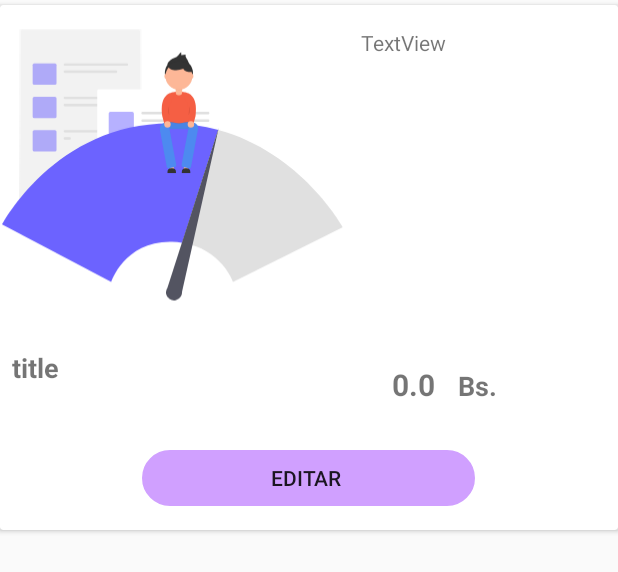
After one commit to seminario-de-sistemas-2020/restaurant-android, an Android app: the layout item_list_menu.xml on its own in the app's theme, with its tools: preview values and no code run, on a phone screen of 412 x 824 dp. The commit adds this screen. Shown: the top 572 px of the screen. Run offline under Robolectric (Android 15) with nearby library versions, the phone set to English and light mode, and no system bars.

Commit message:
refacotrin code, menu and restaurant

```diff
--- a/app/src/main/java/com/example/restaurantseminario/utils/DataServer.java
+++ b/app/src/main/java/com/example/restaurantseminario/utils/DataServer.java
@@ -7,8 +7,8 @@ public class DataServer {
     public static  String HOST_NEW_USER = HOST + "user/new";
     public static String HOST_IMAGE_AVATAR = HOST + "user/upload/avatar/file=avatar/iduser=";
     public static String HOST_LIST_ALL_RESTAURANTS = HOST + "restaurant/list/all";
+    public static String HOST_SHOW_IDRESTAURANT_OWNER = HOST +  "restaurant/list/for/idowner=";
     public static String HOST_NEW_MENU_IDRESTAURANTE = HOST + "menu/create/idrestaurant=";
     public static String HOST_LIST_MENU_IDRESTAURANTE = HOST + "menu/show/list/all/idrestaurant=";
 
-
 }
--- a/app/src/main/java/com/example/restaurantseminario/utils/DataUser.java
+++ b/app/src/main/java/com/example/restaurantseminario/utils/DataUser.java
@@ -9,6 +9,7 @@ public class DataUser {
     public static String imageAvatar ="";
     public static String token ="";
     public static  String password = "";
+    public  static String idOwnerRestarant = "";
 
 
     // datos de prueba
--- /dev/null
+++ b/app/src/main/res/drawable/ic_undraw_fast_loading_0lbh.xml
@@ -0,0 +1,197 @@
+<vector xmlns:android="http://schemas.android.com/apk/res/android"
+    xmlns:aapt="http://schemas.android.com/aapt"
+    android:width="942dp"
+    android:height="745.6dp"
+    android:viewportWidth="942"
+    android:viewportHeight="745.6">
+  <path
+      android:pathData="M56.82,0L382.15,0A4.5,4.5 0,0 1,386.65 4.5L386.65,500.88A4.5,4.5 0,0 1,382.15 505.38L56.82,505.38A4.5,4.5 0,0 1,52.32 500.88L52.32,4.5A4.5,4.5 0,0 1,56.82 0z"
+      android:strokeAlpha="0.5"
+      android:fillAlpha="0.5">
+    <aapt:attr name="android:fillColor">
+      <gradient
+          android:startY="505.38"
+          android:startX="219.48"
+          android:endY="0"
+          android:endX="219.48"
+          android:type="linear">
+        <item android:offset="0" android:color="#3F808080"/>
+        <item android:offset="0.54" android:color="#1E808080"/>
+        <item android:offset="1" android:color="#19808080"/>
+      </gradient>
+    </aapt:attr>
+  </path>
+  <path
+      android:pathData="M61.1,3.71L377.86,3.71A4.5,4.5 0,0 1,382.36 8.21L382.36,494.37A4.5,4.5 0,0 1,377.86 498.87L61.1,498.87A4.5,4.5 0,0 1,56.6 494.37L56.6,8.21A4.5,4.5 0,0 1,61.1 3.71z"
+      android:fillColor="#f2f2f2"/>
+  <path
+      android:pathData="M93.68,94.93L149.83,94.93A4.5,4.5 0,0 1,154.33 99.43L154.33,149.07A4.5,4.5 0,0 1,149.83 153.57L93.68,153.57A4.5,4.5 0,0 1,89.18 149.07L89.18,99.43A4.5,4.5 0,0 1,93.68 94.93z"
+      android:strokeAlpha="0.5"
+      android:fillColor="#6c63ff"
+      android:fillAlpha="0.5"/>
+  <path
+      android:pathData="M176.7,94.93L346.97,94.93A2.82,2.82 0,0 1,349.79 97.75L349.79,98.63A2.82,2.82 0,0 1,346.97 101.45L176.7,101.45A2.82,2.82 0,0 1,173.88 98.63L173.88,97.75A2.82,2.82 0,0 1,176.7 94.93z"
+      android:fillColor="#e0e0e0"/>
+  <path
+      android:pathData="M176.7,114.47L317.29,114.47A2.82,2.82 0,0 1,320.11 117.29L320.11,118.17A2.82,2.82 0,0 1,317.29 120.99L176.7,120.99A2.82,2.82 0,0 1,173.88 118.17L173.88,117.29A2.82,2.82 0,0 1,176.7 114.47z"
+      android:fillColor="#e0e0e0"/>
+  <path
+      android:pathData="M93.68,186.14L149.83,186.14A4.5,4.5 0,0 1,154.33 190.64L154.33,240.28A4.5,4.5 0,0 1,149.83 244.78L93.68,244.78A4.5,4.5 0,0 1,89.18 240.28L89.18,190.64A4.5,4.5 0,0 1,93.68 186.14z"
+      android:strokeAlpha="0.5"
+      android:fillColor="#6c63ff"
+      android:fillAlpha="0.5"/>
+  <path
+      android:pathData="M176.7,186.14L346.97,186.14A2.82,2.82 0,0 1,349.79 188.96L349.79,189.84A2.82,2.82 0,0 1,346.97 192.66L176.7,192.66A2.82,2.82 0,0 1,173.88 189.84L173.88,188.96A2.82,2.82 0,0 1,176.7 186.14z"
+      android:fillColor="#e0e0e0"/>
+  <path
+      android:pathData="M176.7,205.68L346.97,205.68A2.82,2.82 0,0 1,349.79 208.5L349.79,209.38A2.82,2.82 0,0 1,346.97 212.2L176.7,212.2A2.82,2.82 0,0 1,173.88 209.38L173.88,208.5A2.82,2.82 0,0 1,176.7 205.68z"
+      android:fillColor="#e0e0e0"/>
+  <path
+      android:pathData="M93.68,277.35L149.83,277.35A4.5,4.5 0,0 1,154.33 281.85L154.33,331.49A4.5,4.5 0,0 1,149.83 335.99L93.68,335.99A4.5,4.5 0,0 1,89.18 331.49L89.18,281.85A4.5,4.5 0,0 1,93.68 277.35z"
+      android:strokeAlpha="0.5"
+      android:fillColor="#6c63ff"
+      android:fillAlpha="0.5"/>
+  <path
+      android:pathData="M176.7,277.35L346.97,277.35A2.82,2.82 0,0 1,349.79 280.17L349.79,281.05A2.82,2.82 0,0 1,346.97 283.87L176.7,283.87A2.82,2.82 0,0 1,173.88 281.05L173.88,280.17A2.82,2.82 0,0 1,176.7 277.35z"
+      android:fillColor="#e0e0e0"/>
+  <path
+      android:pathData="M176.7,296.9L190.61,296.9A2.82,2.82 0,0 1,193.43 299.72L193.43,300.6A2.82,2.82 0,0 1,190.61 303.42L176.7,303.42A2.82,2.82 0,0 1,173.88 300.6L173.88,299.72A2.82,2.82 0,0 1,176.7 296.9z"
+      android:fillColor="#e0e0e0"/>
+  <path
+      android:pathData="M264.86,162.72L585.18,162.72A4.5,4.5 0,0 1,589.68 167.22L589.68,455.28A4.5,4.5 0,0 1,585.18 459.78L264.86,459.78A4.5,4.5 0,0 1,260.36 455.28L260.36,167.22A4.5,4.5 0,0 1,264.86 162.72z"
+      android:strokeAlpha="0.5"
+      android:fillAlpha="0.5">
+  </path>
+  <path
+      android:pathData="M269.95,165.7L580.65,165.7A4.5,4.5 0,0 1,585.15 170.2L585.15,448.93A4.5,4.5 0,0 1,580.65 453.43L269.95,453.43A4.5,4.5 0,0 1,265.45 448.93L265.45,170.2A4.5,4.5 0,0 1,269.95 165.7z"
+      android:fillColor="#fff"/>
+  <path
+      android:pathData="M301.34,227.52L361.03,227.52A4.5,4.5 0,0 1,365.53 232.02L365.53,284.84A4.5,4.5 0,0 1,361.03 289.34L301.34,289.34A4.5,4.5 0,0 1,296.84 284.84L296.84,232.02A4.5,4.5 0,0 1,301.34 227.52z"
+      android:strokeAlpha="0.5"
+      android:fillColor="#6c63ff"
+      android:fillAlpha="0.5"/>
+  <path
+      android:pathData="M389.12,227.52L568.62,227.52A2.98,2.98 0,0 1,571.6 230.5L571.6,231.41A2.98,2.98 0,0 1,568.62 234.39L389.12,234.39A2.98,2.98 0,0 1,386.14 231.41L386.14,230.5A2.98,2.98 0,0 1,389.12 227.52z"
+      android:fillColor="#e0e0e0"/>
+  <path
+      android:pathData="M389.12,248.13L568.62,248.13A2.98,2.98 0,0 1,571.6 251.11L571.6,252.02A2.98,2.98 0,0 1,568.62 255L389.12,255A2.98,2.98 0,0 1,386.14 252.02L386.14,251.11A2.98,2.98 0,0 1,389.12 248.13z"
+      android:fillColor="#e0e0e0"/>
+  <path
+      android:pathData="M292.95,322.92L568.62,322.92A2.98,2.98 0,0 1,571.6 325.9L571.6,326.81A2.98,2.98 0,0 1,568.62 329.79L292.95,329.79A2.98,2.98 0,0 1,289.97 326.81L289.97,325.9A2.98,2.98 0,0 1,292.95 322.92z"
+      android:fillColor="#e0e0e0"/>
+  <path
+      android:pathData="M292.95,343.53L568.62,343.53A2.98,2.98 0,0 1,571.6 346.51L571.6,347.42A2.98,2.98 0,0 1,568.62 350.4L292.95,350.4A2.98,2.98 0,0 1,289.97 347.42L289.97,346.51A2.98,2.98 0,0 1,292.95 343.53z"
+      android:fillColor="#e0e0e0"/>
+  <path
+      android:pathData="M292.95,371L568.62,371A2.98,2.98 0,0 1,571.6 373.98L571.6,374.89A2.98,2.98 0,0 1,568.62 377.87L292.95,377.87A2.98,2.98 0,0 1,289.97 374.89L289.97,373.98A2.98,2.98 0,0 1,292.95 371z"
+      android:fillColor="#e0e0e0"/>
+  <path
+      android:pathData="M292.95,391.61L499.93,391.61A2.98,2.98 0,0 1,502.91 394.59L502.91,395.5A2.98,2.98 0,0 1,499.93 398.48L292.95,398.48A2.98,2.98 0,0 1,289.97 395.5L289.97,394.59A2.98,2.98 0,0 1,292.95 391.61z"
+      android:fillColor="#e0e0e0"/>
+  <path
+      android:pathData="M597.64,273.88h0l1.17,-5.22 -1.64,5.1a510.06,510.06 0,0 0,-130.8 -17.64C148.05,254.24 0,535.57 0,535.57L301.66,694.73s37,-114.74 168.41,-111a226.18,226.18 0,0 1,27 2.36L457.09,710.62a22.2,22.2 0,1 0,37.07 24.4h0l0,-0.06a22.07,22.07 0,0 0,3.27 -11.2c0,-0.67 0,-1.34 -0.07,-2l28.9,-129.14c86.1,26.48 112.19,102.1 112.19,102.1L942,542.97S828,336.44 597.64,273.88Z"
+      android:strokeAlpha="0.5"
+      android:fillAlpha="0.5">
+  </path>
+  <path
+      android:pathData="M466.43,259.24C152.17,257.41 6,535.13 6,535.13L303.82,692.24s36.54,-113.28 166.27,-109.63a223.22,223.22 0,0 1,27.29 2.42L596,276.78A503.55,503.55 0,0 0,466.43 259.24Z"
+      android:fillColor="#6c63ff"/>
+  <path
+      android:pathData="M596,276.78 L497.38,585.06C605,601.41 636.35,692.24 636.35,692.24L936,542.44S823.41,338.54 596,276.78Z"
+      android:fillColor="#e0e0e0"/>
+  <path
+      android:pathData="M497.06,718.95 L597.18,271.62 457.26,707.95a21.92,21.92 0,1 0,36.59 24.09h0v-0.06a21.79,21.79 0,0 0,3.23 -11.05C497.14,720.24 497.11,719.6 497.06,718.95Z"
+      android:fillColor="#535461"/>
+  <path
+      android:pathData="M533.25,258.71l-2.62,-0.49 5.17,-19c8.14,-61 -22.61,-67.19 -34.14,-67.4a37.91,37.91 0,0 0,-4.05 -1.23v-7.2a38.22,38.22 0,0 0,28.55 -30.86h0.1c1.83,0 3.32,-2.79 3.32,-6.23a8.64,8.64 0,0 0,-1.45 -5.14q0.2,-2 0.2,-4A39.72,39.72 0,0 0,516 88.37a25.6,25.6 0,0 0,-2.82 -7.58c-2.83,-5 -7.54,-10.18 -5.62,-15.59l-12.43,1.28 -0.12,-8.19c-3.88,0.7 -5.51,5.19 -7.81,8.39 -5.54,7.7 -16.65,8.77 -24,14.77 -2.5,2 -8.12,8.24 -7.05,12.31a39.66,39.66 0,0 0,-7.58 23.37q0,2 0.2,4a8.64,8.64 0,0 0,-1.45 5.14c0,3.44 1.49,6.23 3.32,6.23h0.1a38.22,38.22 0,0 0,28.55 30.86v7.2a37.91,37.91 0,0 0,-4.05 1.23c-11.53,0.21 -42.28,6.36 -34.14,67.4l5.17,19 -1.23,0.23a14.17,14.17 0,0 0,-11.33 16.53L454.14,384.14a4.29,4.29 0,0 0,5 3.43l3.59,-0.67v2.12a11.92,11.92 0,0 0,-6.64 10.68v1.35h24.08v-1.35a11.92,11.92 0,0 0,-5.81 -10.23v-4.75l3.28,-0.61a4.29,4.29 0,0 0,3.43 -5L461.93,276.53L515,276.53L495.88,379.12a4.29,4.29 0,0 0,3.43 5l3.28,0.61v4.75a11.92,11.92 0,0 0,-5.81 10.23v1.35h24.08v-1.35a11.92,11.92 0,0 0,-6.64 -10.68v-2.12l3.59,0.67a4.29,4.29 0,0 0,5 -3.43l20.64,-110.56A12.75,12.75 0,0 0,533.25 258.71Z"
+      android:strokeAlpha="0.7"
+      android:fillAlpha="0.7">
+  </path>
+  <path
+      android:pathData="M463.72,373h11.18v15.18h-11.18z"
+      android:fillColor="#fdb797"/>
+  <path
+      android:pathData="M502.06,373h11.18v15.18h-11.18z"
+      android:fillColor="#fdb797"/>
+  <path
+      android:pathData="M451.74,248.4h73.49v26.36h-73.49z"
+      android:fillColor="#4d8af0"/>
+  <path
+      android:fillColor="#FF000000"
+      android:pathData="M451.74,248.4h73.49v26.36h-73.49z"
+      android:strokeAlpha="0.05"
+      android:fillAlpha="0.05"/>
+  <path
+      android:fillColor="#FF000000"
+      android:pathData="M451.74,253.19s27.42,6.39 36.74,6.39 36.74,-6.39 36.74,-6.39v-4L451.74,249.19Z"
+      android:strokeAlpha="0.1"
+      android:fillAlpha="0.1"/>
+  <path
+      android:pathData="M525.22,252.39s-27.42,6.39 -36.74,6.39 -36.74,-6.39 -36.74,-6.39L451.74,208.46a36.74,36.74 0,0 1,36.74 -36.74h0a36.74,36.74 0,0 1,36.74 36.74Z"
+      android:fillColor="#f55f44"/>
+  <path
+      android:pathData="M479.7,153.34h17.57a0,0 0,0 1,0 0v21.14a7.61,7.61 0,0 1,-7.61 7.61h-2.34a7.61,7.61 0,0 1,-7.61 -7.61V153.34A0,0 0,0 1,479.7 153.34Z"
+      android:fillColor="#fdb797"/>
+  <path
+      android:pathData="M477,378.46l-15.75,2.94a5.17,5.17 0,0 1,-6 -4.13L436.47,276.63a17.06,17.06 0,0 1,13.64 -19.91l4.06,-0.76a5.17,5.17 0,0 1,6 4.13l21,112.33A5.17,5.17 0,0 1,477 378.46Z"
+      android:fillColor="#4d8af0"/>
+  <path
+      android:pathData="M499.92,378.46l15.75,2.94a5.17,5.17 0,0 0,6 -4.13l19.1,-102.32a15.36,15.36 0,0 0,-12.28 -17.91l-5.74,-1.07a5.17,5.17 0,0 0,-6 4.13l-21,112.33A5.17,5.17 0,0 0,499.92 378.46Z"
+      android:fillColor="#4d8af0"/>
+  <path
+      android:fillColor="#FF000000"
+      android:pathData="M479.7,166.66a36.77,36.77 0,0 0,17.57 0L497.27,154.14L479.7,154.14Z"
+      android:strokeAlpha="0.1"
+      android:fillAlpha="0.1"/>
+  <path
+      android:pathData="M488.48,121.39m-38.34,0a38.34,38.34 0,1 1,76.68 0a38.34,38.34 0,1 1,-76.68 0"
+      android:fillColor="#333"/>
+  <path
+      android:pathData="M488.48,130.18m-36.74,0a36.74,36.74 0,1 1,73.48 0a36.74,36.74 0,1 1,-73.48 0"
+      android:fillColor="#fdb797"/>
+  <path
+      android:pathData="M464.22,87.06c7.07,-5.77 17.76,-6.8 23.08,-14.21 2.21,-3.08 3.78,-7.41 7.51,-8.08l0.11,7.88 12,-1.23c-1.85,5.2 2.68,10.2 5.41,15a24.66,24.66 0,0 1,3.19 11.61c-4.15,2.49 -9.3,-0.23 -13.92,-1.68s-9.27,-1.56 -14,-1.69a29.05,29.05 0,0 0,-7.22 0.4,36.41 36.41,0 0,0 -6,2.19c-3.18,1.33 -13.23,6.36 -16.18,3.12C454.88,96.7 461.49,89.29 464.22,87.06Z"
+      android:fillColor="#333"/>
+  <path
+      android:fillColor="#FF000000"
+      android:pathData="M466.22,111.75a16.85,16.85 0,0 0,6.5 2,57.24 57.24,0 0,0 27.89,-3.13c1.46,3.69 5,6.23 8.79,7.43s7.81,1.26 11.78,1.32a4.36,4.36 0,0 0,2.53 -0.48c1.77,-1.19 0.91,-3.93 -0.12,-5.79l-5.12,-9.28c-1.51,-2.74 -3.07,-5.54 -5.41,-7.61 -2.94,-2.6 -6.84,-3.82 -10.68,-4.59a60.24,60.24 0,0 0,-27.42 0.91C465.39,95.06 453.1,103.81 466.22,111.75Z"
+      android:strokeAlpha="0.1"
+      android:fillAlpha="0.1"/>
+  <path
+      android:pathData="M466.22,110.95a16.85,16.85 0,0 0,6.5 2,57.24 57.24,0 0,0 27.89,-3.13c1.46,3.69 5,6.23 8.79,7.43s7.81,1.26 11.78,1.32a4.36,4.36 0,0 0,2.53 -0.48c1.77,-1.19 0.91,-3.93 -0.12,-5.79l-5.12,-9.28c-1.51,-2.74 -3.07,-5.54 -5.41,-7.61 -2.94,-2.6 -6.84,-3.82 -10.68,-4.59a60.24,60.24 0,0 0,-27.42 0.91C465.39,94.24 453.1,103.02 466.22,110.95Z"
+      android:fillColor="#333"/>
+  <path
+      android:pathData="M521.63,130.18a3.2,5.99 0,1 0,6.4 0a3.2,5.99 0,1 0,-6.4 0z"
+      android:fillColor="#fdb797"/>
+  <path
+      android:pathData="M448.94,130.18a3.2,5.99 0,1 0,6.4 0a3.2,5.99 0,1 0,-6.4 0z"
+      android:fillColor="#fdb797"/>
+  <path
+      android:pathData="M479.84,174.16s-46.48,-7.24 -36.89,64.65l5.59,20.61 16,-0.64s-10.38,-24 -4,-39.94S479.84,174.16 479.84,174.16Z"
+      android:fillColor="#f55f44"/>
+  <path
+      android:pathData="M497.12,174.16s46.48,-7.24 36.89,64.65l-5.59,20.61 -16,-0.64s10.38,-24 4,-39.94S497.12,174.16 497.12,174.16Z"
+      android:fillColor="#f55f44"/>
+  <path
+      android:pathData="M457.33,261.97m-8.79,0a8.79,8.79 0,1 1,17.58 0a8.79,8.79 0,1 1,-17.58 0"
+      android:fillColor="#fdb797"/>
+  <path
+      android:pathData="M521.23,261.97m-8.79,0a8.79,8.79 0,1 1,17.58 0a8.79,8.79 0,1 1,-17.58 0"
+      android:fillColor="#fdb797"/>
+  <path
+      android:pathData="M467.37,381.79h3.09a10,10 0,0 1,10 10v2.74a0,0 0,0 1,0 0H457.33a0,0 0,0 1,0 0v-2.74A10,10 0,0 1,467.37 381.79Z"
+      android:fillColor="#333"/>
+  <path
+      android:pathData="M506.51,381.79h3.09a10,10 0,0 1,10 10v2.74a0,0 0,0 1,0 0H496.47a0,0 0,0 1,0 0v-2.74A10,10 0,0 1,506.51 381.79Z"
+      android:fillColor="#333"/>
+  <path
+      android:fillColor="#FF000000"
+      android:pathData="M459.73,212.45s-3.2,16.77 2.4,24"
+      android:strokeAlpha="0.1"
+      android:fillAlpha="0.1"/>
+  <path
+      android:fillColor="#FF000000"
+      android:pathData="M517.24,212.45s3.2,16.77 -2.4,24"
+      android:strokeAlpha="0.1"
+      android:fillAlpha="0.1"/>
+</vector>
--- /dev/null
+++ b/app/src/main/res/layout/item_list_menu.xml
@@ -0,0 +1,106 @@
+<?xml version="1.0" encoding="utf-8"?>
+<androidx.constraintlayout.widget.ConstraintLayout
+    xmlns:android="http://schemas.android.com/apk/res/android"
+    xmlns:app="http://schemas.android.com/apk/res-auto"
+    xmlns:tools="http://schemas.android.com/tools"
+    android:layout_width="match_parent"
+    android:layout_height="match_parent">
+
+    <androidx.cardview.widget.CardView
+        android:id="@+id/cardView"
+        android:layout_width="match_parent"
+        android:layout_height="350dp"
+        android:layout_marginTop="3dp"
+        app:layout_constraintEnd_toEndOf="parent"
+        app:layout_constraintStart_toStartOf="parent"
+        app:layout_constraintTop_toTopOf="parent">
+
+        <androidx.constraintlayout.widget.ConstraintLayout
+            android:layout_width="match_parent"
+            android:layout_height="350dp">
+
+            <Button
+                android:id="@+id/btn_owner_menu_editar"
+                android:layout_width="222dp"
+                android:layout_height="37dp"
+                android:layout_marginBottom="16dp"
+                android:background="@drawable/restangule"
+                android:backgroundTint="#D0A0FF"
+                android:text="Editar "
+                app:layout_constraintBottom_toBottomOf="parent"
+                app:layout_constraintEnd_toEndOf="parent"
+                app:layout_constraintHorizontal_bias="0.497"
+                app:layout_constraintStart_toStartOf="parent"
+                app:layout_constraintTop_toBottomOf="@+id/txt_phone"
+                app:layout_constraintVertical_bias="1.0" />
+
+            <TextView
+                android:id="@+id/txt_owner_menu_description"
+                android:layout_width="161dp"
+                android:layout_height="186dp"
+                android:layout_marginTop="15dp"
+                android:text="TextView"
+                app:layout_constraintEnd_toEndOf="parent"
+                app:layout_constraintStart_toEndOf="@+id/imegae_view_owner_menu_image"
+                app:layout_constraintTop_toTopOf="parent" />
+
+            <ImageView
+                android:id="@+id/imegae_view_owner_menu_image"
+                android:layout_width="230dp"
+                android:layout_height="213dp"
+                app:layout_constraintBottom_toBottomOf="parent"
+                app:layout_constraintStart_toStartOf="parent"
+                app:layout_constraintTop_toTopOf="parent"
+                app:layout_constraintVertical_bias="0.0"
+                app:srcCompat="@drawable/ic_undraw_fast_loading_0lbh" />
+
+            <TextView
+                android:id="@+id/txt_owner_menu_title"
+                android:layout_width="229dp"
+                android:layout_height="54dp"
+                android:layout_marginStart="8dp"
+                android:layout_marginTop="16dp"
+                android:text="title"
+                android:textSize="18sp"
+                android:textStyle="bold"
+                app:layout_constraintBottom_toTopOf="@+id/btn_owner_menu_editar"
+                app:layout_constraintStart_toStartOf="parent"
+                app:layout_constraintTop_toBottomOf="@+id/imegae_view_owner_menu_image"
+                app:layout_constraintVertical_bias="0.0" />
+
+            <TextView
+                android:id="@+id/txt_owner_menu_precio"
+                android:layout_width="60dp"
+                android:layout_height="45dp"
+                android:layout_marginStart="8dp"
+                android:layout_marginTop="36dp"
+                android:padding="2dp"
+                android:text="0.0"
+                android:textAlignment="center"
+                android:textSize="20dp"
+                android:textStyle="bold"
+                app:layout_constraintBottom_toTopOf="@+id/btn_owner_menu_editar"
+                app:layout_constraintStart_toEndOf="@+id/txt_owner_menu_title"
+                app:layout_constraintTop_toBottomOf="@+id/txt_owner_menu_description"
+                app:layout_constraintVertical_bias="0.0" />
+
+            <TextView
+                android:id="@+id/textView7"
+                android:layout_width="59dp"
+                android:layout_height="41dp"
+                android:layout_marginTop="40dp"
+                android:text="Bs."
+                android:textAlignment="textStart"
+                android:textSize="18sp"
+                android:textStyle="bold"
+                app:layout_constraintBottom_toTopOf="@+id/btn_owner_menu_editar"
+                app:layout_constraintEnd_toEndOf="parent"
+                app:layout_constraintHorizontal_bias="0.0"
+                app:layout_constraintStart_toEndOf="@+id/txt_owner_menu_precio"
+                app:layout_constraintTop_toBottomOf="@+id/txt_owner_menu_description"
+                app:layout_constraintVertical_bias="0.0" />
+        </androidx.constraintlayout.widget.ConstraintLayout>
+
+    </androidx.cardview.widget.CardView>
+
+</androidx.constraintlayout.widget.ConstraintLayout>
```
Also changed, not shown: app/src/main/java/com/example/restaurantseminario/adapters/HomeAdapter.java (+5 -2 lines), app/src/main/java/com/example/restaurantseminario/menuAdapter/DashBoardAdapter.java (+32 -4 lines), app/src/main/java/com/example/restaurantseminario/menuAdapter/StructureDashboard.java (+24 -0 lines), app/src/main/java/com/example/restaurantseminario/ui/dashboard/DashboardFragment.java (+10 -3 lines), app/src/main/java/com/example/restaurantseminario/ui/home/HomeFragment.java (+56 -14 lines), app/src/main/res/layout/formulario_registro_restauran.xml (deleted, +0 -18 lines), app/src/main/res/layout/fragment_dashboard.xml (+11 -9 lines).
